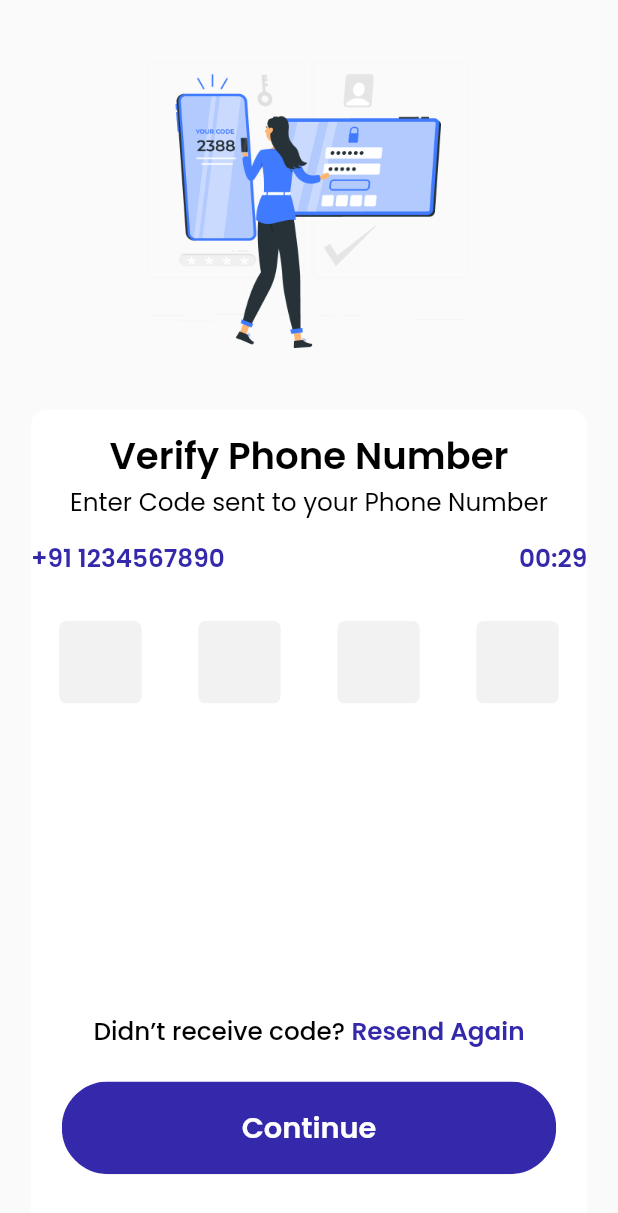
After one commit to dineshkaushal1997/PropertizeCRM, a Flutter app: the screen it shows after launch, after a tap on "SKIP", after a tap on "Sign In", on a phone screen of 412 x 824 dp. The commit adds this screen. Shown: the top 1213 px of the screen. Run offline on Flutter 3.47's test engine with Material 2 defaults, Android fonts, the phone set to English and light mode, and no system bars; drawn by our look-alikes of pin_code_fields; our stand-ins replace connectivity_plus, flutter_svg, get, get_storage, smooth_page_indicator; project files that could hold a hidden picture were left out.

Commit message:
login done

```diff
--- a/lib/common/custom_btn.dart
+++ b/lib/common/custom_btn.dart
@@ -45,7 +45,7 @@ class CustomBtn extends StatelessWidget {
           borderRadius: BorderRadius.circular(radius ?? 7.sp),
           child: Center(
             child: CustomTextWidget(
-              title: title.toUpperCase(),
+              title: title,
               textStyle: textStyle ??
                   (bgColor == null
                       ? FontTextStyle.poppinsW6S14Primary
--- a/lib/common/custom_text_field.dart
+++ b/lib/common/custom_text_field.dart
@@ -26,6 +26,7 @@ class CommonTextField extends StatelessWidget {
   final String? validationMessage;
   final int maxLine;
   final Widget? sIcon;
+  final Widget? pIcon;
   final bool? obscureValue;
   final OnChangeString? onChange;
   final OnChangeString? onFieldSubmitted;
@@ -42,6 +43,7 @@ class CommonTextField extends StatelessWidget {
       this.validationMessage,
       this.maxLine = 1,
       this.sIcon,
+      this.pIcon,
       this.onChange,
       this.onFieldSubmitted,
       this.initialValue = '',
@@ -50,9 +52,7 @@ class CommonTextField extends StatelessWidget {
   /// PLEASE IMPORT GETX PACKAGE
   @override
   Widget build(BuildContext context) {
-    return Padding(
-      padding: EdgeInsets.symmetric(vertical: ConstUtils.horizontalPadding.sp),
-      child: TextFormField(
+    return TextFormField(
       initialValue: initialValue,
       inputFormatters: regularExpression ==
               RegularExpression.addressValidationPattern
@@ -97,20 +97,15 @@ class CommonTextField extends StatelessWidget {
           errorBorder: DecorationUtils.outLineRedR8,
           focusedErrorBorder: DecorationUtils.outLineRedR8,
           filled: true,
-            // suffixIconConstraints:
-            //     const BoxConstraints(maxWidth: 40, maxHeight: 40),
+          suffixIconConstraints:
+              const BoxConstraints(maxWidth: 40, maxHeight: 40),
+          prefixIconConstraints:
+              const BoxConstraints(maxWidth: 40, maxHeight: 40),
           suffixIcon: sIcon ?? const SizedBox(),
-            prefixIconConstraints: BoxConstraints(maxWidth: 40, maxHeight: 40),
-            prefixIcon: SizedBox(
-              width: 40,
-              height: 40,
-              child: SvgPicture.asset('assets/icons/logOut.svg',
-                  theme: SvgTheme(currentColor: ColorUtils.red)),
-            ),
+          prefixIcon: pIcon ?? const SizedBox(),
           fillColor: ColorUtils.white,
           // hintStyle: FontTextStyle.poppinsW5S12Grey,
           hintText: hintText),
-      ),
     );
   }
 }
--- a/lib/utils/color_utils.dart
+++ b/lib/utils/color_utils.dart
@@ -9,6 +9,7 @@ class ColorUtils {
   static const darkRed = Color(0xffCF1313);
   static final red800 = Colors.red.shade800;
   static const grey = Color(0xff979797);
+  static const greyF2 = Color(0xffF2F2F2);
   static final grey08 = const Color(0xff979797).withOpacity(0.08);
   static final greyS400 = Colors.grey.shade400;
   static const black = Colors.black;
--- a/lib/utils/font_style_utils.dart
+++ b/lib/utils/font_style_utils.dart
@@ -35,6 +35,11 @@ class FontTextStyle {
     color: ColorUtils.primaryColor,
   );
 
+  /// ........................................ 18 SIZE........................................... ///
+  static TextStyle poppinsW6S18Primary = poppinsW6S20Black.copyWith(
+    fontSize: 18.sp,
+  );
+
   /// ........................................ 14 SIZE........................................... ///
   static TextStyle poppinsW6S14Primary = poppinsW6S20Black.copyWith(
       color: ColorUtils.primaryColor, fontSize: 14.sp);
@@ -52,4 +57,8 @@ class FontTextStyle {
       poppinsW6S20Black.copyWith(color: ColorUtils.white, fontSize: 12.sp);
   static TextStyle poppinsW6S12Primary =
       poppinsW6S12White.copyWith(color: ColorUtils.primaryColor);
+    static TextStyle poppinsW5S12Black =
+    poppinsW5S14Black.copyWith(fontSize: 12.sp);
+    static TextStyle poppinsW4S12Black =
+    poppinsW5S12Black.copyWith(fontWeight: FontWeightClass.regular);
 }
--- a/lib/utils/image_utils.dart
+++ b/lib/utils/image_utils.dart
@@ -14,8 +14,19 @@ class ImageUtils {
     '${imgBasePath}otpImg.png',
     scale: 2,
   );
-  static final registerImg = Image.asset(
-    '${imgBasePath}registerImg.png',
+
+/// ================================== ICONS ================================== ///
+
+  static final phone = Image.asset(
+    '${iconBasePath}phone.png',
+    scale: 2,
+  );
+  static final person = Image.asset(
+    '${iconBasePath}person.png',
+    scale: 2,
+  );
+  static final location = Image.asset(
+    '${iconBasePath}location.png',
     scale: 2,
   );
 }
--- a/lib/utils/route_utils.dart
+++ b/lib/utils/route_utils.dart
@@ -1,6 +1,8 @@
 import 'package:get/get.dart';
 import 'package:property_crm/utils/const_utils.dart';
 import 'package:property_crm/view/auth/login_screen.dart';
+import 'package:property_crm/view/auth/otp_verify.dart';
+import 'package:property_crm/view/auth/register_screen.dart';
 import 'package:property_crm/view/onBoarding/on_boarding_screen.dart';
 import 'package:property_crm/view/onBoarding/splash_screen.dart';
 
@@ -9,6 +11,8 @@ class RouteUtils {
   static const splashScreen = '/SplashScreen';
   static const onBoardingScreen = '/OnBoardingScreen';
   static const login = '/login';
+  static const register = '/Register';
+  static const otpVerify = '/OtpVerify';
 
   /// --------------------------------   GET PAGES   --------------------------------- ///
 
@@ -25,7 +29,15 @@ class RouteUtils {
     ),
     GetPage(
       name: login,
-      page: () => LoginScreen(),
+      page: () => const LoginScreen(),
+    ),
+    GetPage(
+      name: register,
+      page: () => const RegisterScreen(),
+    ),
+    GetPage(
+      name: otpVerify,
+      page: () => const OtpVerify(),
     ),
   ];
 
@@ -48,6 +60,16 @@ class RouteUtils {
           login,
         );
         break;
+      case register:
+        Get.toNamed(
+          register,
+        );
+        break;
+      case otpVerify:
+        Get.toNamed(
+          otpVerify,
+        );
+        break;
 
       default:
         logs('Not Route Match');
--- a/lib/utils/validation_utils.dart
+++ b/lib/utils/validation_utils.dart
@@ -8,7 +8,7 @@ class RegularExpression {
   static String passwordPattern = r"[a-zA-Z0-9#!_@$%^&*-]";
   static String alphabetPattern = r"[a-zA-Z]";
   static String alphabetPlusPattern = r"[a-zA-Z+]";
-  static String alphabetSpacePattern = r"[a-zA-Z ]";
+    static String alphabetSpacePattern = r"[a-zA-Z ]";
   static String alphabetDigitSpacePattern = r"[a-zA-Z0-9 ]";
   static String alphabetDigitsPattern = r"[a-zA-Z0-9]";
   static String alphabetDigitsSpacePlusPattern = r"[a-zA-Z0-9+ ]";
--- a/lib/utils/variable_utisl.dart
+++ b/lib/utils/variable_utisl.dart
@@ -23,7 +23,7 @@ class VariableUtils {
   static const loginToYourExitingAccount = "Login to your exiting account";
   static const enterPhoneNumber = "Enter Phone Number";
   static const signIn = "Sign In";
-  static const dontHaveAnAccount = "Don’t have an account?";
+  static const dontHaveAnAccount = "Don’t have an account? ";
   static const signUp = "Sign up";
   static const verifyPhoneNumber = "Verify Phone Number";
   static const enterCodeSentToYourNumber =
--- a/lib/view/auth/login_screen.dart
+++ b/lib/view/auth/login_screen.dart
@@ -1,11 +1,17 @@
+import 'package:flutter/gestures.dart';
 import 'package:flutter/material.dart';
 import 'package:flutter_svg/flutter_svg.dart';
+import 'package:get/get.dart';
+import 'package:property_crm/common/custom_btn.dart';
 import 'package:property_crm/common/custom_text_field.dart';
 import 'package:property_crm/common/custom_text_widget.dart';
 import 'package:property_crm/utils/color_utils.dart';
 import 'package:property_crm/utils/const_utils.dart';
 import 'package:property_crm/utils/extension_utils.dart';
+import 'package:property_crm/utils/font_style_utils.dart';
 import 'package:property_crm/utils/image_utils.dart';
+import 'package:property_crm/utils/route_utils.dart';
+import 'package:property_crm/utils/size_config_utils.dart';
 import 'package:property_crm/utils/validation_utils.dart';
 import 'package:property_crm/utils/variable_utisl.dart';
 
@@ -24,7 +30,7 @@ class LoginScreen extends StatelessWidget {
               ),
               child: ImageUtils.loginImg,
             ),
-            LoginForm(),
+            const LoginForm(),
           ],
         ),
       ),
@@ -41,24 +47,63 @@ class LoginForm extends StatelessWidget {
   Widget build(BuildContext context) {
     return Expanded(
       child: Container(
+        width: Get.width,
         margin:
             EdgeInsets.symmetric(horizontal: ConstUtils.horizontalPadding.sp),
-        decoration: BoxDecoration(
+        decoration: const BoxDecoration(
             color: ColorUtils.white,
             borderRadius: BorderRadius.vertical(top: Radius.circular(10))),
         child: Column(
           children: [
-            CustomTextWidget(title: VariableUtils.welcomeBack),
-            CustomTextWidget(title: VariableUtils.loginToYourExitingAccount),
+            SizeConfigUtils.h3,
+            CustomTextWidget(
+                title: VariableUtils.welcomeBack,
+                textStyle: FontTextStyle.poppinsW6S18Primary),
+            CustomTextWidget(
+              title: VariableUtils.loginToYourExitingAccount,
+              textStyle: FontTextStyle.poppinsW4S12Black,
+            ),
+            SizeConfigUtils.h7,
             Padding(
               padding: EdgeInsets.symmetric(
                   horizontal: ConstUtils.horizontalPadding.sp),
               child: CommonTextField(
                 regularExpression: RegularExpression.digitsPattern,
                 hintText: VariableUtils.enterPhoneNumber,
-                sIcon: SvgPicture.asset('assets/icons/logOut.svg'),
+                pIcon: Padding(
+                  padding: EdgeInsets.symmetric(horizontal: 8.sp),
+                  child: ImageUtils.phone,
+                ),
               ),
             ),
+            Padding(
+              padding: EdgeInsets.symmetric(
+                  horizontal: ConstUtils.horizontalPadding.sp, vertical: 25.sp),
+              child: CustomBtn(
+                onTap: () {
+                  RouteUtils.navigateRoute(RouteUtils.otpVerify);
+                },
+                title: VariableUtils.signIn,
+                bgColor: ColorUtils.primaryColor,
+                radius: 50.sp,
+                height: 45.sp,
+              ),
+            ),
+            const Spacer(),
+            RichText(
+                text: TextSpan(
+                    style: FontTextStyle.poppinsW5S12Black,
+                    text: VariableUtils.dontHaveAnAccount,
+                    children: [
+                  TextSpan(
+                    text: VariableUtils.signUp,
+                    style: FontTextStyle.poppinsW6S12Primary,
+                    recognizer: TapGestureRecognizer()
+                      ..onTap =
+                          () => RouteUtils.navigateRoute(RouteUtils.register),
+                  )
+                ])),
+            SizeConfigUtils.h5,
           ],
         ),
       ),
--- /dev/null
+++ b/lib/view/auth/otp_verify.dart
@@ -0,0 +1,177 @@
+import 'dart:async';
+
+import 'package:flutter/gestures.dart';
+import 'package:flutter/material.dart';
+import 'package:get/get.dart';
+import 'package:pin_code_fields/pin_code_fields.dart';
+import 'package:property_crm/common/custom_btn.dart';
+import 'package:property_crm/common/custom_text_widget.dart';
+import 'package:property_crm/utils/color_utils.dart';
+import 'package:property_crm/utils/const_utils.dart';
+import 'package:property_crm/utils/extension_utils.dart';
+import 'package:property_crm/utils/font_style_utils.dart';
+import 'package:property_crm/utils/image_utils.dart';
+import 'package:property_crm/utils/size_config_utils.dart';
+import 'package:property_crm/utils/variable_utisl.dart';
+
+class OtpVerify extends StatefulWidget {
+  const OtpVerify({super.key});
+
+  @override
+  State<OtpVerify> createState() => _OtpVerifyState();
+}
+
+class _OtpVerifyState extends State<OtpVerify> {
+  RxInt otpTime = 30.obs;
+  late Timer timer;
+
+  @override
+  void initState() {
+    init();
+    super.initState();
+  }
+
+  void init() {
+    timer = Timer.periodic(const Duration(seconds: 1), (time) {
+      if (otpTime.value == 0) {
+        timer.cancel();
+      } else {
+        otpTime.value -= 1;
+      }
+    });
+  }
+
+  @override
+  void dispose() {
+    timer.cancel();
+    super.dispose();
+  }
+
+  @override
+  Widget build(BuildContext context) {
+    return Material(
+      child: SafeArea(
+        child: Column(
+          children: [
+            Padding(
+              padding: EdgeInsets.symmetric(
+                vertical: 5.h,
+              ),
+              child: ImageUtils.otpImg,
+            ),
+            OtpForm(
+                key: UniqueKey(),
+                otpTime: otpTime,
+                onResendOtpTap: () {
+                  print('Call---');
+                  otpTime = 30.obs;
+                  init();
+                }),
+          ],
+        ),
+      ),
+    );
+  }
+}
+
+class OtpForm extends StatelessWidget {
+  const OtpForm(
+      {super.key, required this.otpTime, required this.onResendOtpTap});
+
+  final RxInt otpTime;
+  final VoidCallback onResendOtpTap;
+
+  @override
+  Widget build(BuildContext context) {
+    return Expanded(
+        child: Container(
+      width: Get.width,
+      margin: EdgeInsets.symmetric(horizontal: ConstUtils.horizontalPadding.sp),
+      decoration: const BoxDecoration(
+          color: ColorUtils.white,
+          borderRadius: BorderRadius.vertical(top: Radius.circular(10))),
+      child: Column(
+        children: [
+          SizeConfigUtils.h3,
+          CustomTextWidget(
+              title: VariableUtils.verifyPhoneNumber,
+              textStyle: FontTextStyle.poppinsW6S18Primary),
+          CustomTextWidget(
+            title: VariableUtils.enterCodeSentToYourNumber,
+            textStyle: FontTextStyle.poppinsW4S12Black,
+          ),
+          SizeConfigUtils.h3,
+          Row(
+            mainAxisAlignment: MainAxisAlignment.spaceBetween,
+            children: [
+              CustomTextWidget(
+                title: "+91 1234567890",
+                textStyle: FontTextStyle.poppinsW6S12Primary,
+              ),
+              Obx(
+                () => CustomTextWidget(
+                  title: "00:${otpTime > 9 ? otpTime : "0$otpTime"}",
+                  textStyle: FontTextStyle.poppinsW6S12Primary,
+                ),
+              )
+            ],
+          ),
+          SizeConfigUtils.h7,
+          PinCodeTextField(
+            appContext: context,
+            length: 4,
+            cursorHeight: 15.sp,
+            cursorColor: ColorUtils.black26,
+            mainAxisAlignment: MainAxisAlignment.spaceAround,
+            textStyle: FontTextStyle.poppinsW6S14White,
+            enableActiveFill: true,
+            pinTheme: PinTheme(
+              shape: PinCodeFieldShape.box,
+              borderRadius: BorderRadius.circular(5),
+              fieldHeight: 40.sp,
+              fieldWidth: 40.sp,
+              inactiveFillColor: ColorUtils.greyF2,
+              activeFillColor: ColorUtils.primaryColor,
+              selectedFillColor: ColorUtils.greyF2,
+              activeColor: ColorUtils.transparent,
+              inactiveColor: ColorUtils.transparent,
+              selectedColor: ColorUtils.transparent,
+            ),
+            keyboardType: TextInputType.number,
+            onCompleted: (v) {
+              debugPrint("Completed");
+            },
+            onChanged: (value) {},
+          ),
+          const Spacer(),
+          Obx(
+            () => RichText(
+                text: TextSpan(
+                    style: FontTextStyle.poppinsW5S12Black,
+                    text: VariableUtils.dintReceiveCode,
+                    children: [
+                  TextSpan(
+                    text: VariableUtils.resendAgain,
+                    style: FontTextStyle.poppinsW6S12Primary,
+                    recognizer: TapGestureRecognizer()
+                      ..onTap = () => onResendOtpTap(),
+                  )
+                ])),
+          ),
+          Padding(
+            padding: EdgeInsets.symmetric(
+                horizontal: ConstUtils.horizontalPadding.sp, vertical: 15.sp),
+            child: CustomBtn(
+              onTap: () {},
+              title: VariableUtils.continueStr,
+              bgColor: ColorUtils.primaryColor,
+              radius: 50.sp,
+              height: 45.sp,
+            ),
+          ),
+          SizeConfigUtils.h5,
+        ],
+      ),
+    ));
+  }
+}
```
Also changed, not shown: lib/view/auth/register_screen.dart (added, +137 -0 lines), assets/icons/location.png (added), assets/icons/person.png (added), assets/icons/phone.png (added), assets/images/registerImg.png (deleted), 1 other file. Lines whose indentation alone changed are shown as unchanged.
